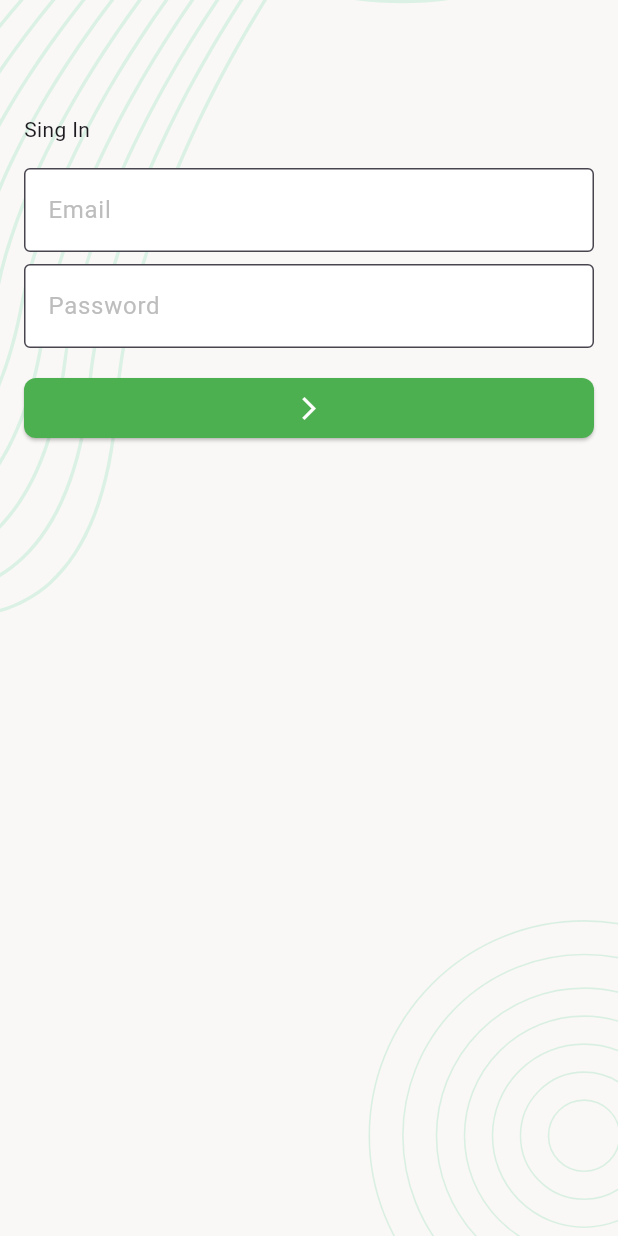
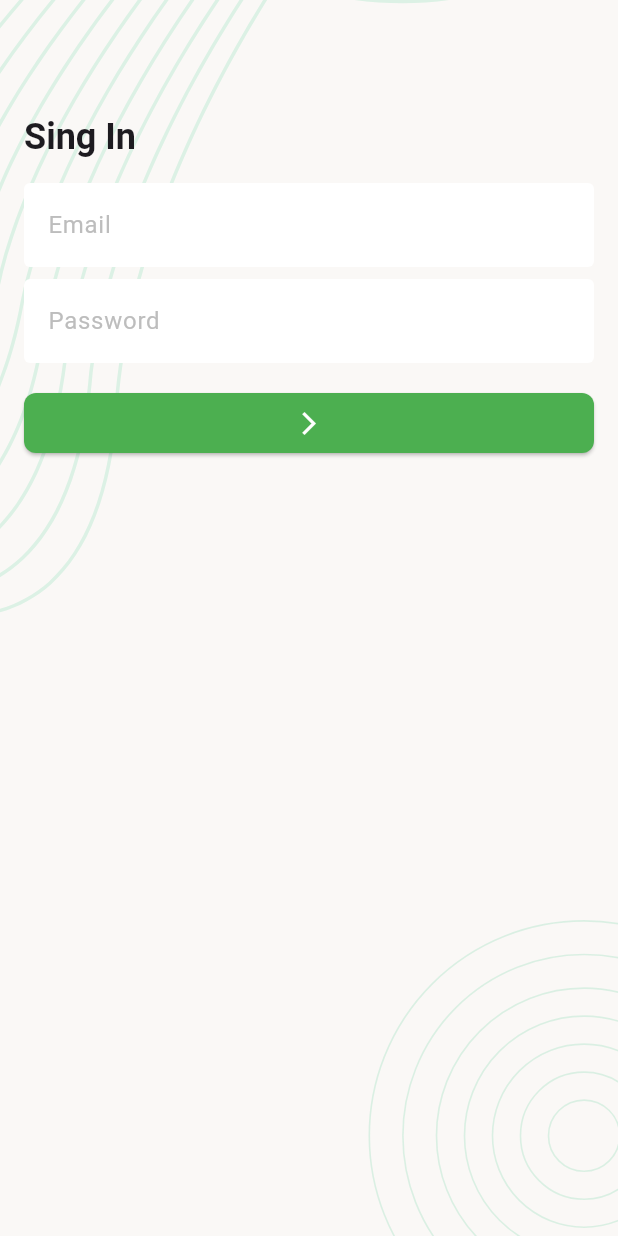
Before and after one commit to mdmridul6/rest_task_manager, a Flutter app: the screen it shows after launch, on a phone screen of 412 x 824 dp. Run offline on Flutter 3.47's test engine with Material 3 defaults, Android fonts, the light colour scheme and no system bars; our stand-ins replace flutter_svg.

Commit message:
Refactor: apply titleLarge text style and remove border input
- Added `titleLarge` text style to the theme.
- Applied the `titleLarge` style to the "Sing In" text.
- Removed border for the input field.

```diff
--- a/lib/app.dart
+++ b/lib/app.dart
@@ -16,9 +16,12 @@ class TaskManagerApp extends StatelessWidget {
 
   ThemeData _lightThemeData() {
     return ThemeData(
+      textTheme: TextTheme(
+        titleLarge: TextStyle(fontSize: 24, fontWeight: FontWeight.bold),
+      ),
       // brightness: Brightness.dark,
       inputDecorationTheme: InputDecorationTheme(
-        border: OutlineInputBorder(),
+        border: OutlineInputBorder(borderSide: BorderSide.none),
         filled: true,
         fillColor: AppColor.whiteColor,
         hintStyle: TextStyle(color: Colors.grey.shade400),
--- a/lib/ui/screens/sing_in_screen.dart
+++ b/lib/ui/screens/sing_in_screen.dart
@@ -20,7 +20,7 @@ class _SingInScreenState extends State<SingInScreen> {
               crossAxisAlignment: CrossAxisAlignment.start,
               children: [
                 SizedBox(height: 60),
-                Text('Sing In'),
+                Text('Sing In', style: Theme.of(context).textTheme.titleLarge),
                 SizedBox(height: 16),
                 TextFormField(
                   decoration: InputDecoration(hintText: 'Email'),
```
